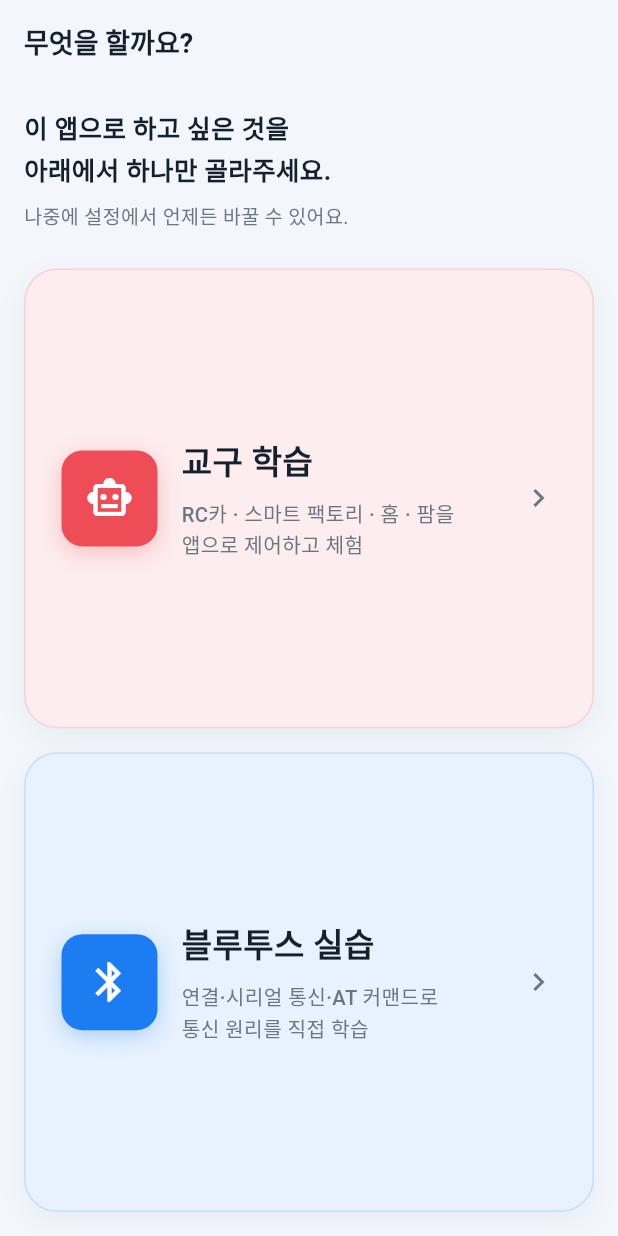
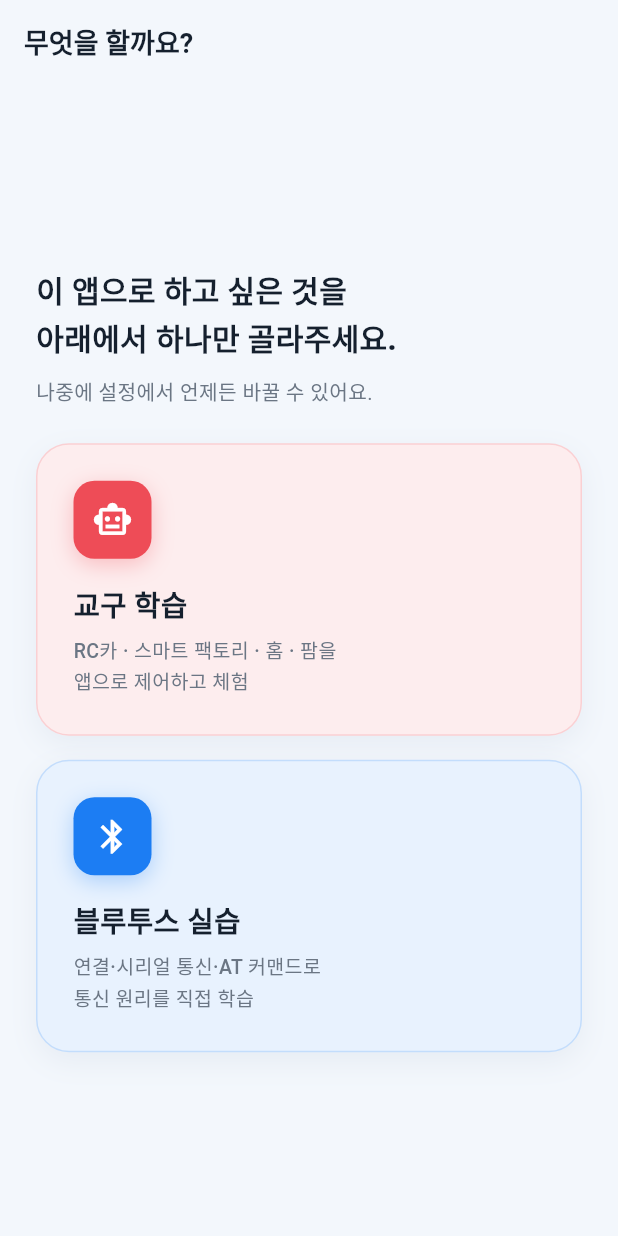
Before and after one commit to KwonJungHyeock/Eduino_BLE_App, a Flutter app: the ModeSelectScreen screen opened by its route, on a phone screen of 412 x 824 dp. Run offline on Flutter 3.47's test engine with Material 3 defaults, Android fonts, the phone set to English and light mode, and no system bars; our stand-ins replace flutter_blue_plus, flutter_bluetooth_serial, flutter_native_splash, flutter_riverpod, go_router, google_fonts and 4 more; accounts and stored records are empty; Roboto replaces fonts that are missing (Pretendard).

Commit message:
feat(ux): 모드 선택 카드 크기 정상화 + 뒤로가기 2번 종료(스낵바)
- 모드 선택(교구/블루투스): Expanded 로 화면을 꽉 채워 버튼이 과도하게
  커 보이던(찍어낸 느낌) 문제 해결. 내용 크기의 세로 카드(아이콘·제목·설명)
  로 재구성, 남는 여백은 중앙 정렬, 좁으면 스크롤. 넓은 화면은 640폭 2열
  (높이 자동 맞춤)로 카드가 과대해지지 않게 제한.
- 홈 뒤로가기: 매번 모달 종료창을 띄우던 방식 → "한 번 더 누르면 종료"
  스낵바 후 2초 내 재입력 시 종료(DoubleBackToExit). 실수 종료 방지 + 완성도.

Co-Authored-By: Claude Opus 4.8 <noreply@anthropic.com>
Claude-Session: https://claude.ai/code/session_01F6h8JWUjo7BSTbVKrRKHxf

```diff
--- a/lib/features/mode/mode_select_screen.dart
+++ b/lib/features/mode/mode_select_screen.dart
@@ -34,7 +34,7 @@ class ModeSelectScreen extends ConsumerWidget {
         child: LayoutBuilder(
           builder: (context, c) {
             final wide = c.maxWidth >= Breakpoints.tablet;
-            final contentW = c.maxWidth < 820 ? c.maxWidth : 820.0;
+            final contentW = c.maxWidth < 640 ? c.maxWidth : 640.0;
             final kitCard = RiseIn(
               child: _ModeCard(
                 mode: AppMode.kit,
@@ -56,53 +56,57 @@ class ModeSelectScreen extends ConsumerWidget {
                 onTap: () => _pick(context, ref, AppMode.lab),
               ),
             );
+            // 카드는 내용에 맞는 자연스러운 크기(화면을 꽉 채우지 않음) → 완성도.
+            // 세로 여백이 남으면 가운데 정렬, 부족하면 스크롤.
             return Center(
+              child: SingleChildScrollView(
                 child: SizedBox(
                   width: contentW,
-                height: c.maxHeight,
                   child: Padding(
-                  padding: const EdgeInsets.all(Gap.md),
+                    padding: const EdgeInsets.symmetric(
+                        horizontal: Gap.lg, vertical: 28),
                     child: Column(
                       crossAxisAlignment: CrossAxisAlignment.stretch,
+                      mainAxisSize: MainAxisSize.min,
                       children: [
                         const Text(
                           '이 앱으로 하고 싶은 것을\n아래에서 하나만 골라주세요.',
                           style: TextStyle(
-                          fontSize: 17,
-                          height: 1.55,
-                          fontWeight: FontWeight.w700,
+                            fontSize: 20,
+                            height: 1.5,
+                            fontWeight: FontWeight.w800,
                             color: AppColors.textPrimary,
                           ),
                         ),
-                      const SizedBox(height: 6),
+                        const SizedBox(height: 8),
                         const Text(
                           '나중에 설정에서 언제든 바꿀 수 있어요.',
                           style: TextStyle(
-                          fontSize: 13,
+                            fontSize: 13.5,
                             height: 1.5,
                             color: AppColors.textMuted,
                           ),
                         ),
                         const SizedBox(height: Gap.lg),
-                      // 넓은 화면: 두 카드를 좌우로. 좁은 화면: 위아래로.
-                      Expanded(
-                        child: wide
-                            ? Row(
+                        // 넓은 화면: 두 카드를 좌우로(높이 맞춤). 좁은 화면: 위아래로.
+                        if (wide)
+                          IntrinsicHeight(
+                            child: Row(
+                              crossAxisAlignment: CrossAxisAlignment.stretch,
                               children: [
                                 Expanded(child: kitCard),
                                 Gap.w16,
                                 Expanded(child: labCard),
                               ],
+                            ),
                           )
-                            : Column(
-                                children: [
-                                  Expanded(child: kitCard),
+                        else ...[
+                          kitCard,
                           Gap.h16,
-                                  Expanded(child: labCard),
+                          labCard,
+                        ],
                       ],
                     ),
-                      ),
-                    ],
                   ),
                 ),
               ),
@@ -164,15 +168,19 @@ class _ModeCard extends StatelessWidget {
           borderRadius: Radii.cardLg,
           border: Border.all(
             color: selected ? accent : accent.withValues(alpha: 0.18),
-            width: selected ? 2.5 : 1,
+            width: selected ? 2 : 1,
           ),
           boxShadow: selected ? Shadows.glow(accent) : Shadows.soft,
         ),
-        child: Row(
+        child: Column(
+          crossAxisAlignment: CrossAxisAlignment.start,
+          mainAxisSize: MainAxisSize.min,
+          children: [
+            Row(
               children: [
                 Container(
-              width: 64,
-              height: 64,
+                  width: 52,
+                  height: 52,
                   decoration: BoxDecoration(
                     color: accent,
                     borderRadius: Radii.card,
@@ -184,32 +192,31 @@ class _ModeCard extends StatelessWidget {
                       ),
                     ],
                   ),
-              child: Icon(icon, color: Colors.white, size: 32),
+                  child: Icon(icon, color: Colors.white, size: 27),
                 ),
-            Gap.w16,
-            Expanded(
-              child: Column(
-                crossAxisAlignment: CrossAxisAlignment.start,
-                mainAxisAlignment: MainAxisAlignment.center,
-                children: [
+                const Spacer(),
+                AnimatedScale(
+                  scale: selected ? 1 : 0,
+                  duration: Motion.fast,
+                  curve: Motion.emphasized,
+                  child: Icon(Icons.check_circle, color: accent, size: 24),
+                ),
+              ],
+            ),
+            const SizedBox(height: 16),
             Text(title,
                 style: const TextStyle(
-                          fontSize: 22, fontWeight: FontWeight.w800)),
-                  Gap.h8,
+                    fontSize: 19, fontWeight: FontWeight.w800)),
+            const SizedBox(height: 6),
             Text(subtitle,
                 style: const TextStyle(
-                          fontSize: 13.5,
+                    fontSize: 13,
                     height: 1.5,
                     fontWeight: FontWeight.w500,
                     color: AppColors.textMuted)),
           ],
         ),
       ),
-            Icon(selected ? Icons.check_circle : Icons.chevron_right,
-                color: selected ? accent : AppColors.textMuted),
-          ],
-        ),
-      ),
     );
   }
 }
```
Also changed, not shown: lib/features/home/home_screen.dart (+3 -22 lines), lib/widgets/double_back_exit.dart (added, +58 -0 lines). Lines whose indentation alone changed are shown as unchanged.
